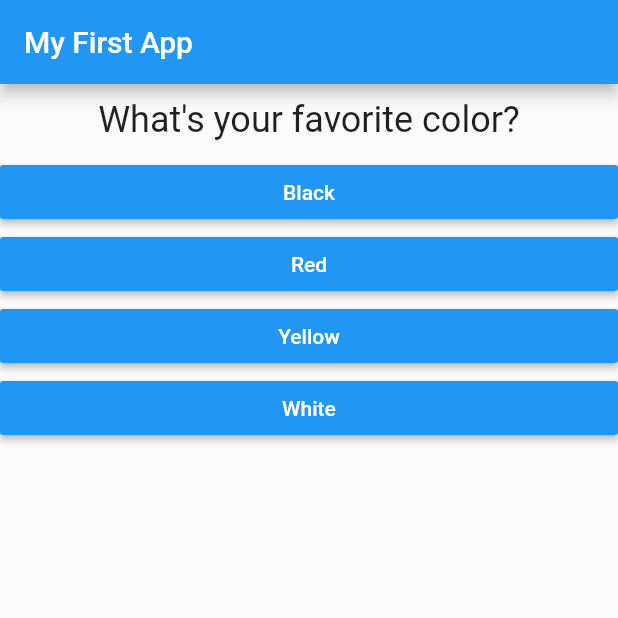
After one commit to zallek/flutter-course-1, a Flutter app: the screen it shows after launch, on a phone screen of 412 x 824 dp, the top half of it. The commit adds this screen. Run offline on Flutter 3.47's test engine with Material 2 defaults, Android fonts, the phone set to English and light mode, and no system bars.

Commit message:
Quiz widget

```diff
--- a/lib/answer.dart
+++ b/lib/answer.dart
@@ -1,18 +1,24 @@
 import 'package:flutter/material.dart';
 
 class Answer extends StatelessWidget {
-  final String answerText;
-  final Function() onClick;
+  const Answer({
+    Key key,
+    @required String answerText,
+    @required Function() onClick,
+  })  : _answerText = answerText,
+        _onClick = onClick,
+        super(key: key);
 
-  Answer(this.answerText, this.onClick);
+  final String _answerText;
+  final Function() _onClick;
 
   @override
   Widget build(BuildContext context) {
     return Container(
       child: RaisedButton(
         color: Colors.blue,
-        child: Text(answerText),
-        onPressed: onClick,
+        child: Text(_answerText),
+        onPressed: _onClick,
         textColor: Colors.white,
       ),
       width: double.infinity,
--- a/lib/main.dart
+++ b/lib/main.dart
@@ -1,7 +1,7 @@
-import 'package:course_1/answer.dart';
 import 'package:flutter/material.dart';
 
-import './question.dart';
+import 'quiz.dart';
+import 'result.dart';
 
 void main() {
   runApp(MyApp());
@@ -30,7 +30,7 @@ class _MyAppState extends State<MyApp> {
   ];
   bool hasRemainingQuestions() => _questionIndex < _questions.length;
 
-  void _answerQuestion() {
+  void _onAnswerQuestion() {
     setState(() {
       _questionIndex = _questionIndex = _questionIndex + 1;
     });
@@ -44,19 +44,12 @@ class _MyAppState extends State<MyApp> {
           title: Text('My First App'),
         ),
         body: hasRemainingQuestions()
-            ? Column(
-                children: [
-                  Question(
-                    _questions[_questionIndex]['questionText'],
-                  ),
-                  ...(_questions[_questionIndex]['answers'] as List<String>)
-                      .map((answer) => Answer(answer, _answerQuestion))
-                      .toList()
-                ],
+            ? Quiz(
+                questionText: _questions[_questionIndex]['questionText'],
+                answers: _questions[_questionIndex]['answers'],
+                onAnswerQuestion: _onAnswerQuestion,
               )
-            : Center(
-                child: Text('You did it!'),
-              ),
+            : Result(),
       ),
     );
   }
--- a/lib/question.dart
+++ b/lib/question.dart
@@ -1,15 +1,19 @@
 import 'package:flutter/material.dart';
 
 class Question extends StatelessWidget {
-  final String questionText;
+  const Question({
+    Key key,
+    @required String questionText,
+  })  : _questionText = questionText,
+        super(key: key);
 
-  Question(this.questionText);
+  final String _questionText;
 
   @override
   Widget build(BuildContext context) {
     return Container(
       child: Text(
-        questionText,
+        _questionText,
         style: TextStyle(
           fontSize: 24,
         ),
--- /dev/null
+++ b/lib/quiz.dart
@@ -0,0 +1,39 @@
+import 'package:flutter/material.dart';
+
+import './answer.dart';
+import './question.dart';
+
+class Quiz extends StatelessWidget {
+  const Quiz({
+    Key key,
+    @required String questionText,
+    @required List<String> answers,
+    @required Function() onAnswerQuestion,
+  })  : _questionText = questionText,
+        _answers = answers,
+        _onAnswerQuestion = onAnswerQuestion,
+        super(key: key);
+
+  final String _questionText;
+  final List<String> _answers;
+  final Function() _onAnswerQuestion;
+
+  @override
+  Widget build(BuildContext context) {
+    return Column(
+      children: [
+        Question(
+          questionText: _questionText,
+        ),
+        ..._answers
+            .map(
+              (answerText) => Answer(
+                answerText: answerText,
+                onClick: _onAnswerQuestion,
+              ),
+            )
+            .toList(),
+      ],
+    );
+  }
+}
```
Also changed, not shown: lib/result.dart (added, +14 -0 lines).
